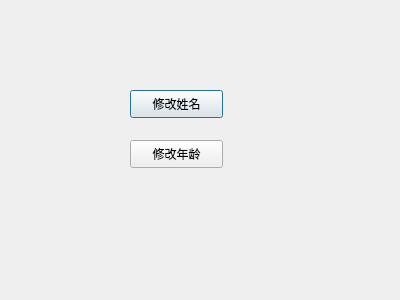
Before: the Qt Designer form change_manager_info.ui in ZzzAmy/bookstore, drawn with Qt 5.
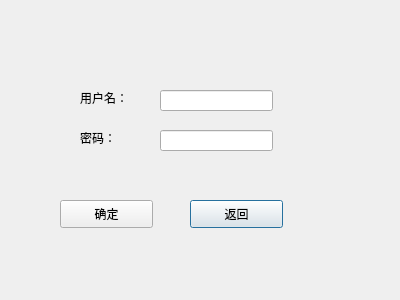
After: the same form once the commit is applied.

The edit to the form file:
```diff
--- a/change_manager_info.ui
+++ b/change_manager_info.ui
@@ -13,30 +13,76 @@
   <property name="windowTitle">
    <string>Dialog</string>
   </property>
+  <widget class="QPushButton" name="pushButton_3">
+   <property name="geometry">
+    <rect>
+     <x>190</x>
+     <y>200</y>
+     <width>93</width>
+     <height>28</height>
+    </rect>
+   </property>
+   <property name="text">
+    <string>返回</string>
+   </property>
+  </widget>
   <widget class="QPushButton" name="pushButton">
    <property name="geometry">
     <rect>
-     <x>130</x>
-     <y>90</y>
+     <x>60</x>
+     <y>200</y>
      <width>93</width>
      <height>28</height>
     </rect>
    </property>
    <property name="text">
-    <string>修改姓名</string>
+    <string>确定</string>
    </property>
   </widget>
-  <widget class="QPushButton" name="pushButton_2">
+  <widget class="QLabel" name="label">
    <property name="geometry">
     <rect>
-     <x>130</x>
-     <y>140</y>
-     <width>93</width>
-     <height>28</height>
+     <x>80</x>
+     <y>90</y>
+     <width>72</width>
+     <height>15</height>
     </rect>
    </property>
    <property name="text">
-    <string>修改年龄</string>
+    <string>用户名：</string>
+   </property>
+  </widget>
+  <widget class="QLabel" name="label_2">
+   <property name="geometry">
+    <rect>
+     <x>80</x>
+     <y>130</y>
+     <width>72</width>
+     <height>15</height>
+    </rect>
+   </property>
+   <property name="text">
+    <string>密码：</string>
+   </property>
+  </widget>
+  <widget class="QLineEdit" name="lineEdit">
+   <property name="geometry">
+    <rect>
+     <x>160</x>
+     <y>90</y>
+     <width>113</width>
+     <height>21</height>
+    </rect>
+   </property>
+  </widget>
+  <widget class="QLineEdit" name="lineEdit_2">
+   <property name="geometry">
+    <rect>
+     <x>160</x>
+     <y>130</y>
+     <width>113</width>
+     <height>21</height>
+    </rect>
    </property>
   </widget>
  </widget>
```
